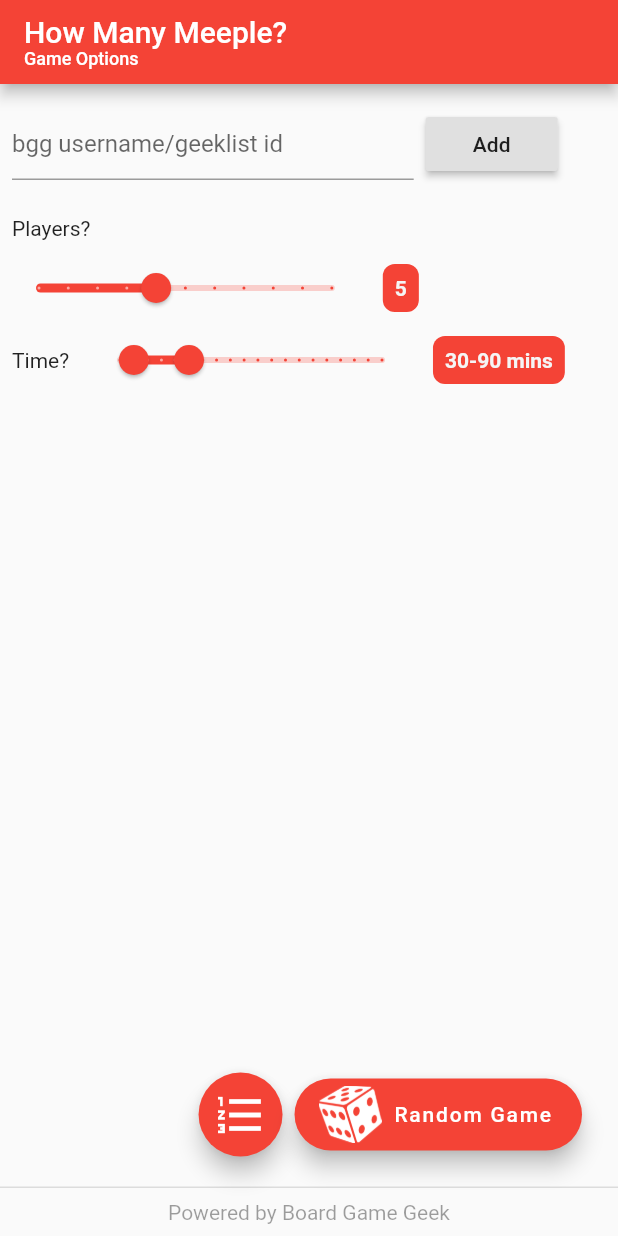
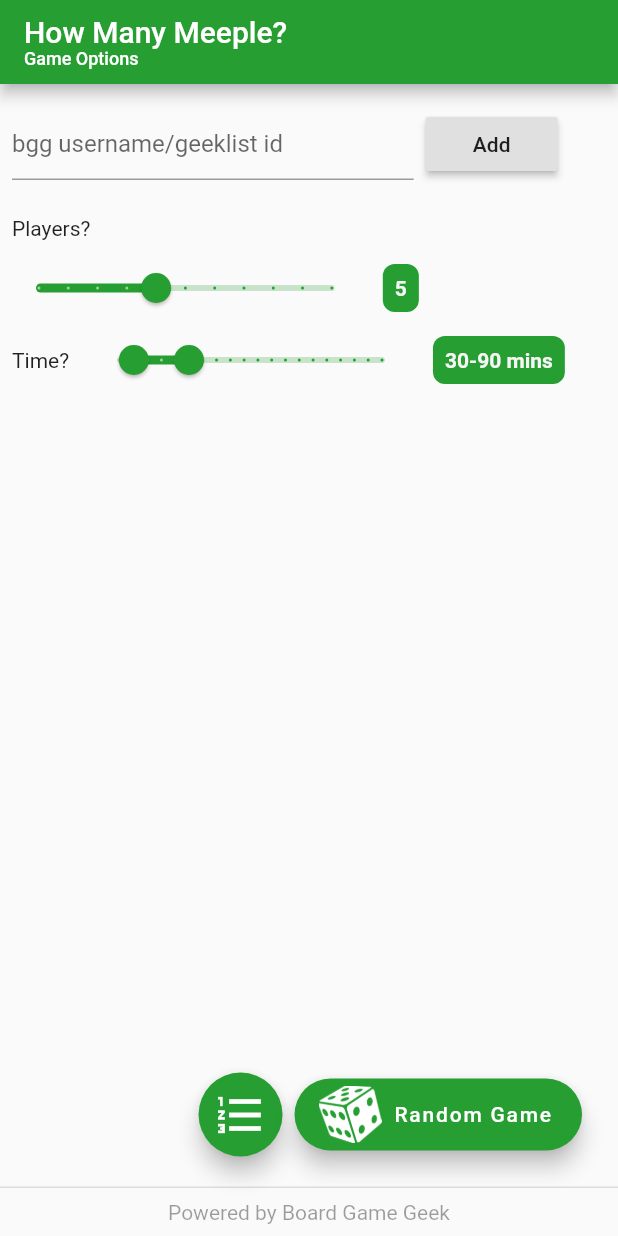
Before and after one commit to Teqqles/how-many-mobile-meeple, a Flutter app: the screen it shows after launch, on a phone screen of 412 x 824 dp. Run offline on Flutter 3.47's test engine with Material 2 defaults, Android fonts, the light colour scheme and no system bars; our stand-ins replace cached_network_image, flutter_spinkit, sprintf; missing offline and left inert: esys_flutter_share, flutter_splash_screen, mime_type.

Commit message:
Use themed colours

```diff
--- a/lib/main.dart
+++ b/lib/main.dart
@@ -8,6 +8,7 @@ import 'package:scoped_multi_example/model.dart';
 import 'package:scoped_multi_example/random_game_display.dart';
 
 import 'homepage.dart';
+import 'meeple_theme.dart';
 
 void main() => runApp(MyApp());
 
@@ -18,21 +19,26 @@ class MyApp extends StatelessWidget {
         RandomGameDisplayPage(),
   };
 
-  List<Color> swatchList = [Colors.green, Colors.red, Colors.blue];
+  List<Color> swatchList = [
+    MeepleTheme.meepleBlue,
+    MeepleTheme.meepleGreen,
+    MeepleTheme.meepleRed
+  ];
 
-  Color randomPrimaryColor() {
+  Color randomThemeColor() {
     int swatchIndex = Random().nextInt(swatchList.length);
     return swatchList[swatchIndex];
   }
 
   @override
   Widget build(BuildContext context) {
+    var swatch = randomThemeColor();
     return ScopedModel<AppModel>(
         model: AppModel(),
         child: MaterialApp(
           title: 'How Many Meeple?',
           theme: ThemeData(
-            primarySwatch: randomPrimaryColor(),
+            primarySwatch: swatch,
           ),
           home: HomePage(),
           routes: routes,
```
